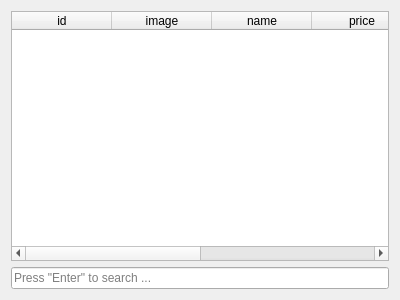
The window that client/shopwidget.ui (gitjip/microtrade) describes before a commit, drawn with Qt 5.
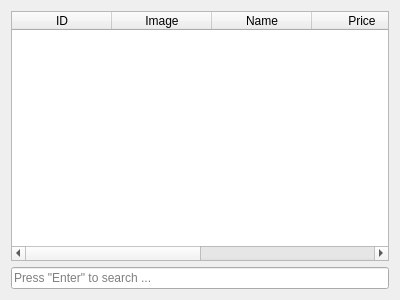
The same window after the commit.

The edit to the form file:
```diff
--- a/client/shopwidget.ui
+++ b/client/shopwidget.ui
@@ -39,32 +39,32 @@
      </attribute>
      <column>
       <property name="text">
-       <string>id</string>
+       <string>ID</string>
       </property>
      </column>
      <column>
       <property name="text">
-       <string>image</string>
+       <string>Image</string>
       </property>
      </column>
      <column>
       <property name="text">
-       <string>name</string>
+       <string>Name</string>
       </property>
      </column>
      <column>
       <property name="text">
-       <string>price</string>
+       <string>Price</string>
       </property>
      </column>
      <column>
       <property name="text">
-       <string>stock</string>
+       <string>Stock</string>
       </property>
      </column>
      <column>
       <property name="text">
-       <string>view details</string>
+       <string>Details</string>
       </property>
      </column>
     </widget>
```
